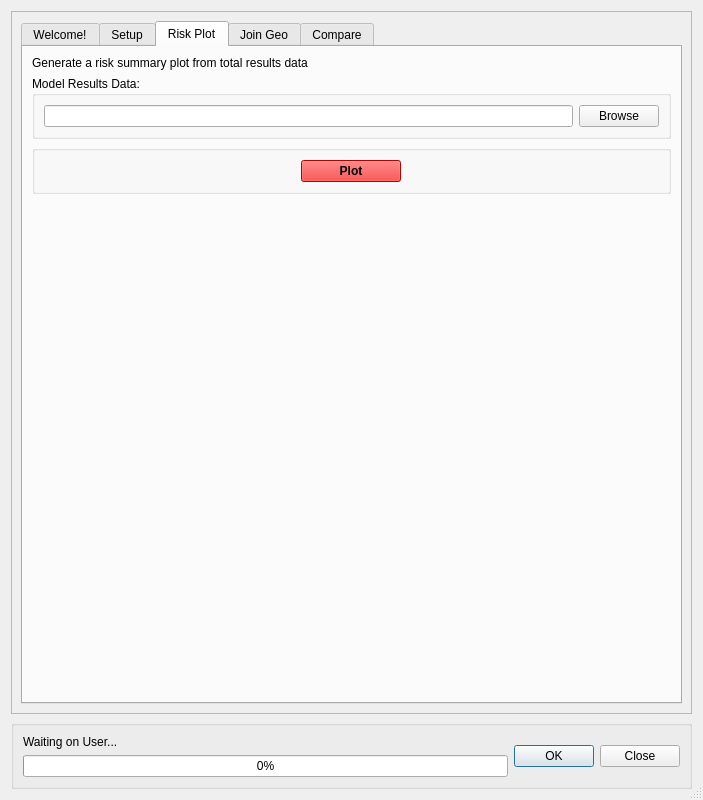
This is canflood/results/results.ui in NRCan/CanFlood as Qt 5 draws it before an edit. The edited form follows.
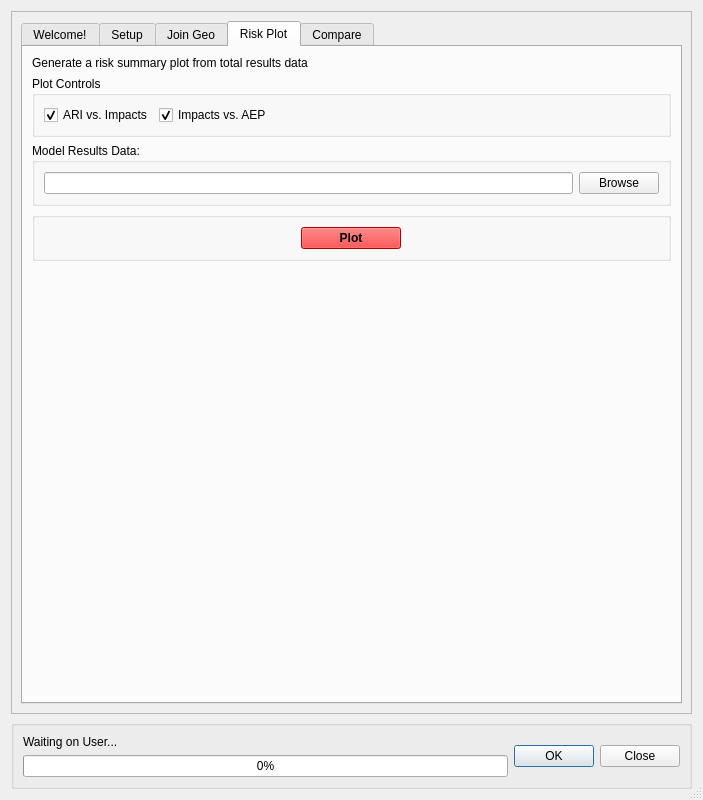
This is the edited form. The open tabs and pages were chosen to show the change. Icons and pictures are not drawn. Custom widgets are drawn as their Qt base class.

Commit message: results > risk Plot fix

```diff
--- a/canflood/results/results.ui
+++ b/canflood/results/results.ui
@@ -220,499 +220,6 @@
            </item>
           </layout>
          </widget>
-         <widget class="QWidget" name="tab_riskPlot">
-          <attribute name="title">
-           <string>Risk Plot</string>
-          </attribute>
-          <layout class="QVBoxLayout" name="verticalLayout_4">
-           <item>
-            <widget class="QLabel" name="label_4">
-             <property name="text">
-              <string>Generate a risk summary plot from total results data</string>
-             </property>
-            </widget>
-           </item>
-           <item>
-            <widget class="QGroupBox" name="verticalGroupBox_7">
-             <property name="title">
-              <string>Model Results Data:</string>
-             </property>
-             <layout class="QVBoxLayout" name="verticalLayout_2">
-              <item>
-               <layout class="QHBoxLayout" name="_8">
-                <item>
-                 <widget class="QLineEdit" name="lineEdit_RP_fp"/>
-                </item>
-                <item>
-                 <widget class="QPushButton" name="pushButton_RP_fp">
-                  <property name="text">
-                   <string>Browse</string>
-                  </property>
-                 </widget>
-                </item>
-               </layout>
-              </item>
-             </layout>
-            </widget>
-           </item>
-           <item>
-            <widget class="QGroupBox" name="groupBox_7">
-             <property name="title">
-              <string/>
-             </property>
-             <layout class="QGridLayout" name="gridLayout_7">
-              <item row="0" column="0">
-               <widget class="QPushButton" name="pushButton_RP_plot">
-                <property name="maximumSize">
-                 <size>
-                  <width>100</width>
-                  <height>16777215</height>
-                 </size>
-                </property>
-                <property name="palette">
-                 <palette>
-                  <active>
-                   <colorrole role="WindowText">
-                    <brush brushstyle="SolidPattern">
-                     <color alpha="255">
-                      <red>0</red>
-                      <green>0</green>
-                      <blue>0</blue>
-                     </color>
-                    </brush>
-                   </colorrole>
-                   <colorrole role="Button">
-                    <brush brushstyle="SolidPattern">
-                     <color alpha="255">
-                      <red>255</red>
-                      <green>0</green>
-                      <blue>0</blue>
-                     </color>
-                    </brush>
-                   </colorrole>
-                   <colorrole role="Light">
-                    <brush brushstyle="SolidPattern">
-                     <color alpha="255">
-                      <red>255</red>
-                      <green>127</green>
-                      <blue>127</blue>
-                     </color>
-                    </brush>
-                   </colorrole>
-                   <colorrole role="Midlight">
-                    <brush brushstyle="SolidPattern">
-                     <color alpha="255">
-                      <red>255</red>
-                      <green>63</green>
-                      <blue>63</blue>
-                     </color>
-                    </brush>
-                   </colorrole>
-                   <colorrole role="Dark">
-                    <brush brushstyle="SolidPattern">
-                     <color alpha="255">
-                      <red>127</red>
-                      <green>0</green>
-                      <blue>0</blue>
-                     </color>
-                    </brush>
-                   </colorrole>
-                   <colorrole role="Mid">
-                    <brush brushstyle="SolidPattern">
-                     <color alpha="255">
-                      <red>170</red>
-                      <green>0</green>
-                      <blue>0</blue>
-                     </color>
-                    </brush>
-                   </colorrole>
-                   <colorrole role="Text">
-                    <brush brushstyle="SolidPattern">
-                     <color alpha="255">
-                      <red>0</red>
-                      <green>0</green>
-                      <blue>0</blue>
-                     </color>
-                    </brush>
-                   </colorrole>
-                   <colorrole role="BrightText">
-                    <brush brushstyle="SolidPattern">
-                     <color alpha="255">
-                      <red>255</red>
-                      <green>255</green>
-                      <blue>255</blue>
-                     </color>
-                    </brush>
-                   </colorrole>
-                   <colorrole role="ButtonText">
-                    <brush brushstyle="SolidPattern">
-                     <color alpha="255">
-                      <red>0</red>
-                      <green>0</green>
-                      <blue>0</blue>
-                     </color>
-                    </brush>
-                   </colorrole>
-                   <colorrole role="Base">
-                    <brush brushstyle="SolidPattern">
-                     <color alpha="255">
-                      <red>255</red>
-                      <green>255</green>
-                      <blue>255</blue>
-                     </color>
-                    </brush>
-                   </colorrole>
-                   <colorrole role="Window">
-                    <brush brushstyle="SolidPattern">
-                     <color alpha="255">
-                      <red>255</red>
-                      <green>0</green>
-                      <blue>0</blue>
-                     </color>
-                    </brush>
-                   </colorrole>
-                   <colorrole role="Shadow">
-                    <brush brushstyle="SolidPattern">
-                     <color alpha="255">
-                      <red>0</red>
-                      <green>0</green>
-                      <blue>0</blue>
-                     </color>
-                    </brush>
-                   </colorrole>
-                   <colorrole role="AlternateBase">
-                    <brush brushstyle="SolidPattern">
-                     <color alpha="255">
-                      <red>255</red>
-                      <green>127</green>
-                      <blue>127</blue>
-                     </color>
-                    </brush>
-                   </colorrole>
-                   <colorrole role="ToolTipBase">
-                    <brush brushstyle="SolidPattern">
-                     <color alpha="255">
-                      <red>255</red>
-                      <green>255</green>
-                      <blue>220</blue>
-                     </color>
-                    </brush>
-                   </colorrole>
-                   <colorrole role="ToolTipText">
-                    <brush brushstyle="SolidPattern">
-                     <color alpha="255">
-                      <red>0</red>
-                      <green>0</green>
-                      <blue>0</blue>
-                     </color>
-                    </brush>
-                   </colorrole>
-                  </active>
-                  <inactive>
-                   <colorrole role="WindowText">
-                    <brush brushstyle="SolidPattern">
-                     <color alpha="255">
-                      <red>0</red>
-                      <green>0</green>
-                      <blue>0</blue>
-                     </color>
-                    </brush>
-                   </colorrole>
-                   <colorrole role="Button">
-                    <brush brushstyle="SolidPattern">
-                     <color alpha="255">
-                      <red>255</red>
-                      <green>0</green>
-                      <blue>0</blue>
-                     </color>
-                    </brush>
-                   </colorrole>
-                   <colorrole role="Light">
-                    <brush brushstyle="SolidPattern">
-                     <color alpha="255">
-                      <red>255</red>
-                      <green>127</green>
-                      <blue>127</blue>
-                     </color>
-                    </brush>
-                   </colorrole>
-                   <colorrole role="Midlight">
-                    <brush brushstyle="SolidPattern">
-                     <color alpha="255">
-                      <red>255</red>
-                      <green>63</green>
-                      <blue>63</blue>
-                     </color>
-                    </brush>
-                   </colorrole>
-                   <colorrole role="Dark">
-                    <brush brushstyle="SolidPattern">
-                     <color alpha="255">
-                      <red>127</red>
-                      <green>0</green>
-                      <blue>0</blue>
-                     </color>
-                    </brush>
-                   </colorrole>
-                   <colorrole role="Mid">
-                    <brush brushstyle="SolidPattern">
-                     <color alpha="255">
-                      <red>170</red>
-                      <green>0</green>
-                      <blue>0</blue>
-                     </color>
-                    </brush>
-                   </colorrole>
-                   <colorrole role="Text">
-                    <brush brushstyle="SolidPattern">
-                     <color alpha="255">
-                      <red>0</red>
-                      <green>0</green>
-                      <blue>0</blue>
-                     </color>
-                    </brush>
-                   </colorrole>
-                   <colorrole role="BrightText">
-                    <brush brushstyle="SolidPattern">
-                     <color alpha="255">
-                      <red>255</red>
-                      <green>255</green>
-                      <blue>255</blue>
-                     </color>
-                    </brush>
-                   </colorrole>
-                   <colorrole role="ButtonText">
-                    <brush brushstyle="SolidPattern">
-                     <color alpha="255">
-                      <red>0</red>
-                      <green>0</green>
-                      <blue>0</blue>
-                     </color>
-                    </brush>
-                   </colorrole>
-                   <colorrole role="Base">
-                    <brush brushstyle="SolidPattern">
-                     <color alpha="255">
-                      <red>255</red>
-                      <green>255</green>
-                      <blue>255</blue>
-                     </color>
-                    </brush>
-                   </colorrole>
-                   <colorrole role="Window">
-                    <brush brushstyle="SolidPattern">
-                     <color alpha="255">
-                      <red>255</red>
-                      <green>0</green>
-                      <blue>0</blue>
-                     </color>
-                    </brush>
-                   </colorrole>
-                   <colorrole role="Shadow">
-                    <brush brushstyle="SolidPattern">
-                     <color alpha="255">
-                      <red>0</red>
-                      <green>0</green>
-                      <blue>0</blue>
-                     </color>
-                    </brush>
-                   </colorrole>
-                   <colorrole role="AlternateBase">
-                    <brush brushstyle="SolidPattern">
-                     <color alpha="255">
-                      <red>255</red>
-                      <green>127</green>
-                      <blue>127</blue>
-                     </color>
-                    </brush>
-                   </colorrole>
-                   <colorrole role="ToolTipBase">
-                    <brush brushstyle="SolidPattern">
-                     <color alpha="255">
-                      <red>255</red>
-                      <green>255</green>
-                      <blue>220</blue>
-                     </color>
-                    </brush>
-                   </colorrole>
-                   <colorrole role="ToolTipText">
-                    <brush brushstyle="SolidPattern">
-                     <color alpha="255">
-                      <red>0</red>
-                      <green>0</green>
-                      <blue>0</blue>
-                     </color>
-                    </brush>
-                   </colorrole>
-                  </inactive>
-                  <disabled>
-                   <colorrole role="WindowText">
-                    <brush brushstyle="SolidPattern">
-                     <color alpha="255">
-                      <red>127</red>
-                      <green>0</green>
-                      <blue>0</blue>
-                     </color>
-                    </brush>
-                   </colorrole>
-                   <colorrole role="Button">
-                    <brush brushstyle="SolidPattern">
-                     <color alpha="255">
-                      <red>255</red>
-                      <green>0</green>
-                      <blue>0</blue>
-                     </color>
-                    </brush>
-                   </colorrole>
-                   <colorrole role="Light">
-                    <brush brushstyle="SolidPattern">
-                     <color alpha="255">
-                      <red>255</red>
-                      <green>127</green>
-                      <blue>127</blue>
-                     </color>
-                    </brush>
-                   </colorrole>
-                   <colorrole role="Midlight">
-                    <brush brushstyle="SolidPattern">
-                     <color alpha="255">
-                      <red>255</red>
-                      <green>63</green>
-                      <blue>63</blue>
-                     </color>
-                    </brush>
-                   </colorrole>
-                   <colorrole role="Dark">
-                    <brush brushstyle="SolidPattern">
-                     <color alpha="255">
-                      <red>127</red>
-                      <green>0</green>
-                      <blue>0</blue>
-                     </color>
-                    </brush>
-                   </colorrole>
-                   <colorrole role="Mid">
-                    <brush brushstyle="SolidPattern">
-                     <color alpha="255">
-                      <red>170</red>
-                      <green>0</green>
-                      <blue>0</blue>
-                     </color>
-                    </brush>
-                   </colorrole>
-                   <colorrole role="Text">
-                    <brush brushstyle="SolidPattern">
-                     <color alpha="255">
-                      <red>127</red>
-                      <green>0</green>
-                      <blue>0</blue>
-                     </color>
-                    </brush>
-                   </colorrole>
-                   <colorrole role="BrightText">
-                    <brush brushstyle="SolidPattern">
-                     <color alpha="255">
-                      <red>255</red>
-                      <green>255</green>
-                      <blue>255</blue>
-                     </color>
-                    </brush>
-                   </colorrole>
-                   <colorrole role="ButtonText">
-                    <brush brushstyle="SolidPattern">
-                     <color alpha="255">
-                      <red>127</red>
-                      <green>0</green>
-                      <blue>0</blue>
-                     </color>
-                    </brush>
-                   </colorrole>
-                   <colorrole role="Base">
-                    <brush brushstyle="SolidPattern">
-                     <color alpha="255">
-                      <red>255</red>
-                      <green>0</green>
-                      <blue>0</blue>
-                     </color>
-                    </brush>
-                   </colorrole>
-                   <colorrole role="Window">
-                    <brush brushstyle="SolidPattern">
-                     <color alpha="255">
-                      <red>255</red>
-                      <green>0</green>
-                      <blue>0</blue>
-                     </color>
-                    </brush>
-                   </colorrole>
-                   <colorrole role="Shadow">
-                    <brush brushstyle="SolidPattern">
-                     <color alpha="255">
-                      <red>0</red>
-                      <green>0</green>
-                      <blue>0</blue>
-                     </color>
-                    </brush>
-                   </colorrole>
-                   <colorrole role="AlternateBase">
-                    <brush brushstyle="SolidPattern">
-                     <color alpha="255">
-                      <red>255</red>
-                      <green>0</green>
-                      <blue>0</blue>
-                     </color>
-                    </brush>
-                   </colorrole>
-                   <colorrole role="ToolTipBase">
-                    <brush brushstyle="SolidPattern">
-                     <color alpha="255">
-                      <red>255</red>
-                      <green>255</green>
-                      <blue>220</blue>
-                     </color>
-                    </brush>
-                   </colorrole>
-                   <colorrole role="ToolTipText">
-                    <brush brushstyle="SolidPattern">
-                     <color alpha="255">
-                      <red>0</red>
-                      <green>0</green>
-                      <blue>0</blue>
-                     </color>
-                    </brush>
-                   </colorrole>
-                  </disabled>
-                 </palette>
-                </property>
-                <property name="font">
-                 <font>
-                  <weight>75</weight>
-                  <bold>true</bold>
-                 </font>
-                </property>
-                <property name="text">
-                 <string>Plot</string>
-                </property>
-               </widget>
-              </item>
-             </layout>
-            </widget>
-           </item>
-           <item>
-            <spacer name="verticalSpacer_3">
-             <property name="orientation">
-              <enum>Qt::Vertical</enum>
-             </property>
-             <property name="sizeHint" stdset="0">
-              <size>
-               <width>20</width>
-               <height>40</height>
-              </size>
-             </property>
-            </spacer>
-           </item>
-          </layout>
-         </widget>
          <widget class="QWidget" name="tab_JoinGeo">
           <attribute name="title">
            <string>Join Geo</string>
@@ -1329,6 +836,545 @@
            </item>
           </layout>
          </widget>
+         <widget class="QWidget" name="tab_riskPlot">
+          <attribute name="title">
+           <string>Risk Plot</string>
+          </attribute>
+          <layout class="QVBoxLayout" name="verticalLayout_4">
+           <item>
+            <widget class="QLabel" name="label_4">
+             <property name="text">
+              <string>Generate a risk summary plot from total results data</string>
+             </property>
+            </widget>
+           </item>
+           <item>
+            <widget class="QGroupBox" name="groupBox_5">
+             <property name="title">
+              <string>Plot Controls</string>
+             </property>
+             <layout class="QVBoxLayout" name="verticalLayout_13">
+              <item>
+               <layout class="QHBoxLayout" name="horizontalLayout_8">
+                <item>
+                 <widget class="QCheckBox" name="checkBox_RP_ari">
+                  <property name="text">
+                   <string>ARI vs. Impacts</string>
+                  </property>
+                  <property name="checked">
+                   <bool>true</bool>
+                  </property>
+                 </widget>
+                </item>
+                <item>
+                 <widget class="QCheckBox" name="checkBox_RP_aep">
+                  <property name="text">
+                   <string>Impacts vs. AEP</string>
+                  </property>
+                  <property name="checked">
+                   <bool>true</bool>
+                  </property>
+                 </widget>
+                </item>
+                <item>
+                 <spacer name="horizontalSpacer_4">
+                  <property name="orientation">
+                   <enum>Qt::Horizontal</enum>
+                  </property>
+                  <property name="sizeHint" stdset="0">
+                   <size>
+                    <width>40</width>
+                    <height>20</height>
+                   </size>
+                  </property>
+                 </spacer>
+                </item>
+               </layout>
+              </item>
+             </layout>
+            </widget>
+           </item>
+           <item>
+            <widget class="QGroupBox" name="verticalGroupBox_7">
+             <property name="title">
+              <string>Model Results Data:</string>
+             </property>
+             <layout class="QVBoxLayout" name="verticalLayout_2">
+              <item>
+               <layout class="QHBoxLayout" name="_8">
+                <item>
+                 <widget class="QLineEdit" name="lineEdit_RP_fp"/>
+                </item>
+                <item>
+                 <widget class="QPushButton" name="pushButton_RP_fp">
+                  <property name="text">
+                   <string>Browse</string>
+                  </property>
+                 </widget>
+                </item>
+               </layout>
+              </item>
+             </layout>
+            </widget>
+           </item>
+           <item>
+            <widget class="QGroupBox" name="groupBox_7">
+             <property name="title">
+              <string/>
+             </property>
+             <layout class="QGridLayout" name="gridLayout_7">
+              <item row="0" column="0">
+               <widget class="QPushButton" name="pushButton_RP_plot">
+                <property name="maximumSize">
+                 <size>
+                  <width>100</width>
+                  <height>16777215</height>
+                 </size>
+                </property>
+                <property name="palette">
+                 <palette>
+                  <active>
+                   <colorrole role="WindowText">
+                    <brush brushstyle="SolidPattern">
+                     <color alpha="255">
+                      <red>0</red>
+                      <green>0</green>
+                      <blue>0</blue>
+                     </color>
+                    </brush>
+                   </colorrole>
+                   <colorrole role="Button">
+                    <brush brushstyle="SolidPattern">
+                     <color alpha="255">
+                      <red>255</red>
+                      <green>0</green>
+                      <blue>0</blue>
+                     </color>
+                    </brush>
+                   </colorrole>
+                   <colorrole role="Light">
+                    <brush brushstyle="SolidPattern">
+                     <color alpha="255">
+                      <red>255</red>
+                      <green>127</green>
+                      <blue>127</blue>
+                     </color>
+                    </brush>
+                   </colorrole>
+                   <colorrole role="Midlight">
+                    <brush brushstyle="SolidPattern">
+                     <color alpha="255">
+                      <red>255</red>
+                      <green>63</green>
+                      <blue>63</blue>
+                     </color>
+                    </brush>
+                   </colorrole>
+                   <colorrole role="Dark">
+                    <brush brushstyle="SolidPattern">
+                     <color alpha="255">
+                      <red>127</red>
+                      <green>0</green>
+                      <blue>0</blue>
+                     </color>
+                    </brush>
+                   </colorrole>
+                   <colorrole role="Mid">
+                    <brush brushstyle="SolidPattern">
+                     <color alpha="255">
+                      <red>170</red>
+                      <green>0</green>
+                      <blue>0</blue>
+                     </color>
+                    </brush>
+                   </colorrole>
+                   <colorrole role="Text">
+                    <brush brushstyle="SolidPattern">
+                     <color alpha="255">
+                      <red>0</red>
+                      <green>0</green>
+                      <blue>0</blue>
+                     </color>
+                    </brush>
+                   </colorrole>
+                   <colorrole role="BrightText">
+                    <brush brushstyle="SolidPattern">
+                     <color alpha="255">
+                      <red>255</red>
+                      <green>255</green>
+                      <blue>255</blue>
+                     </color>
+                    </brush>
+                   </colorrole>
+                   <colorrole role="ButtonText">
+                    <brush brushstyle="SolidPattern">
+                     <color alpha="255">
+                      <red>0</red>
+                      <green>0</green>
+                      <blue>0</blue>
+                     </color>
+                    </brush>
+                   </colorrole>
+                   <colorrole role="Base">
+                    <brush brushstyle="SolidPattern">
+                     <color alpha="255">
+                      <red>255</red>
+                      <green>255</green>
+                      <blue>255</blue>
+                     </color>
+                    </brush>
+                   </colorrole>
+                   <colorrole role="Window">
+                    <brush brushstyle="SolidPattern">
+                     <color alpha="255">
+                      <red>255</red>
+                      <green>0</green>
+                      <blue>0</blue>
+                     </color>
+                    </brush>
+                   </colorrole>
+                   <colorrole role="Shadow">
+                    <brush brushstyle="SolidPattern">
+                     <color alpha="255">
+                      <red>0</red>
+                      <green>0</green>
+                      <blue>0</blue>
+                     </color>
+                    </brush>
+                   </colorrole>
+                   <colorrole role="AlternateBase">
+                    <brush brushstyle="SolidPattern">
+                     <color alpha="255">
+                      <red>255</red>
+                      <green>127</green>
+                      <blue>127</blue>
+                     </color>
+                    </brush>
+                   </colorrole>
+                   <colorrole role="ToolTipBase">
+                    <brush brushstyle="SolidPattern">
+                     <color alpha="255">
+                      <red>255</red>
+                      <green>255</green>
+                      <blue>220</blue>
+                     </color>
+                    </brush>
+                   </colorrole>
+                   <colorrole role="ToolTipText">
+                    <brush brushstyle="SolidPattern">
+                     <color alpha="255">
+                      <red>0</red>
+                      <green>0</green>
+                      <blue>0</blue>
+                     </color>
+                    </brush>
+                   </colorrole>
+                  </active>
+                  <inactive>
+                   <colorrole role="WindowText">
+                    <brush brushstyle="SolidPattern">
+                     <color alpha="255">
+                      <red>0</red>
+                      <green>0</green>
+                      <blue>0</blue>
+                     </color>
+                    </brush>
+                   </colorrole>
+                   <colorrole role="Button">
+                    <brush brushstyle="SolidPattern">
+                     <color alpha="255">
+                      <red>255</red>
+                      <green>0</green>
+                      <blue>0</blue>
+                     </color>
+                    </brush>
+                   </colorrole>
+                   <colorrole role="Light">
+                    <brush brushstyle="SolidPattern">
+                     <color alpha="255">
+                      <red>255</red>
+                      <green>127</green>
+                      <blue>127</blue>
+                     </color>
+                    </brush>
+                   </colorrole>
+                   <colorrole role="Midlight">
+                    <brush brushstyle="SolidPattern">
+                     <color alpha="255">
+                      <red>255</red>
+                      <green>63</green>
+                      <blue>63</blue>
+                     </color>
+                    </brush>
+                   </colorrole>
+                   <colorrole role="Dark">
+                    <brush brushstyle="SolidPattern">
+                     <color alpha="255">
+                      <red>127</red>
+                      <green>0</green>
+                      <blue>0</blue>
+                     </color>
+                    </brush>
+                   </colorrole>
+                   <colorrole role="Mid">
+                    <brush brushstyle="SolidPattern">
+                     <color alpha="255">
+                      <red>170</red>
+                      <green>0</green>
+                      <blue>0</blue>
+                     </color>
+                    </brush>
+                   </colorrole>
+                   <colorrole role="Text">
+                    <brush brushstyle="SolidPattern">
+                     <color alpha="255">
+                      <red>0</red>
+                      <green>0</green>
+                      <blue>0</blue>
+                     </color>
+                    </brush>
+                   </colorrole>
+                   <colorrole role="BrightText">
+                    <brush brushstyle="SolidPattern">
+                     <color alpha="255">
+                      <red>255</red>
+                      <green>255</green>
+                      <blue>255</blue>
+                     </color>
+                    </brush>
+                   </colorrole>
+                   <colorrole role="ButtonText">
+                    <brush brushstyle="SolidPattern">
+                     <color alpha="255">
+                      <red>0</red>
+                      <green>0</green>
+                      <blue>0</blue>
+                     </color>
+                    </brush>
+                   </colorrole>
+                   <colorrole role="Base">
+                    <brush brushstyle="SolidPattern">
+                     <color alpha="255">
+                      <red>255</red>
+                      <green>255</green>
+                      <blue>255</blue>
+                     </color>
+                    </brush>
+                   </colorrole>
+                   <colorrole role="Window">
+                    <brush brushstyle="SolidPattern">
+                     <color alpha="255">
+                      <red>255</red>
+                      <green>0</green>
+                      <blue>0</blue>
+                     </color>
+                    </brush>
+                   </colorrole>
+                   <colorrole role="Shadow">
+                    <brush brushstyle="SolidPattern">
+                     <color alpha="255">
+                      <red>0</red>
+                      <green>0</green>
+                      <blue>0</blue>
+                     </color>
+                    </brush>
+                   </colorrole>
+                   <colorrole role="AlternateBase">
+                    <brush brushstyle="SolidPattern">
+                     <color alpha="255">
+                      <red>255</red>
+                      <green>127</green>
+                      <blue>127</blue>
+                     </color>
+                    </brush>
+                   </colorrole>
+                   <colorrole role="ToolTipBase">
+                    <brush brushstyle="SolidPattern">
+                     <color alpha="255">
+                      <red>255</red>
+                      <green>255</green>
+                      <blue>220</blue>
+                     </color>
+                    </brush>
+                   </colorrole>
+                   <colorrole role="ToolTipText">
+                    <brush brushstyle="SolidPattern">
+                     <color alpha="255">
+                      <red>0</red>
+                      <green>0</green>
+                      <blue>0</blue>
+                     </color>
+                    </brush>
+                   </colorrole>
+                  </inactive>
+                  <disabled>
+                   <colorrole role="WindowText">
+                    <brush brushstyle="SolidPattern">
+                     <color alpha="255">
+                      <red>127</red>
+                      <green>0</green>
+                      <blue>0</blue>
+                     </color>
+                    </brush>
+                   </colorrole>
+                   <colorrole role="Button">
+                    <brush brushstyle="SolidPattern">
+                     <color alpha="255">
+                      <red>255</red>
+                      <green>0</green>
+                      <blue>0</blue>
+                     </color>
+                    </brush>
+                   </colorrole>
+                   <colorrole role="Light">
+                    <brush brushstyle="SolidPattern">
+                     <color alpha="255">
+                      <red>255</red>
+                      <green>127</green>
+                      <blue>127</blue>
+                     </color>
+                    </brush>
+                   </colorrole>
+                   <colorrole role="Midlight">
+                    <brush brushstyle="SolidPattern">
+                     <color alpha="255">
+                      <red>255</red>
+                      <green>63</green>
+                      <blue>63</blue>
+                     </color>
+                    </brush>
+                   </colorrole>
+                   <colorrole role="Dark">
+                    <brush brushstyle="SolidPattern">
+                     <color alpha="255">
+                      <red>127</red>
+                      <green>0</green>
+                      <blue>0</blue>
+                     </color>
+                    </brush>
+                   </colorrole>
+                   <colorrole role="Mid">
+                    <brush brushstyle="SolidPattern">
+                     <color alpha="255">
+                      <red>170</red>
+                      <green>0</green>
+                      <blue>0</blue>
+                     </color>
+                    </brush>
+                   </colorrole>
+                   <colorrole role="Text">
+                    <brush brushstyle="SolidPattern">
+                     <color alpha="255">
+                      <red>127</red>
+                      <green>0</green>
+                      <blue>0</blue>
+                     </color>
+                    </brush>
+                   </colorrole>
+                   <colorrole role="BrightText">
+                    <brush brushstyle="SolidPattern">
+                     <color alpha="255">
+                      <red>255</red>
+                      <green>255</green>
+                      <blue>255</blue>
+                     </color>
+                    </brush>
+                   </colorrole>
+                   <colorrole role="ButtonText">
+                    <brush brushstyle="SolidPattern">
+                     <color alpha="255">
+                      <red>127</red>
+                      <green>0</green>
+                      <blue>0</blue>
+                     </color>
+                    </brush>
+                   </colorrole>
+                   <colorrole role="Base">
+                    <brush brushstyle="SolidPattern">
+                     <color alpha="255">
+                      <red>255</red>
+                      <green>0</green>
+                      <blue>0</blue>
+                     </color>
+                    </brush>
+                   </colorrole>
+                   <colorrole role="Window">
+                    <brush brushstyle="SolidPattern">
+                     <color alpha="255">
+                      <red>255</red>
+                      <green>0</green>
+                      <blue>0</blue>
+                     </color>
+                    </brush>
+                   </colorrole>
+                   <colorrole role="Shadow">
+                    <brush brushstyle="SolidPattern">
+                     <color alpha="255">
+                      <red>0</red>
+                      <green>0</green>
+                      <blue>0</blue>
+                     </color>
+                    </brush>
+                   </colorrole>
+                   <colorrole role="AlternateBase">
+                    <brush brushstyle="SolidPattern">
+                     <color alpha="255">
+                      <red>255</red>
+                      <green>0</green>
+                      <blue>0</blue>
+                     </color>
+                    </brush>
+                   </colorrole>
+                   <colorrole role="ToolTipBase">
+                    <brush brushstyle="SolidPattern">
+                     <color alpha="255">
+                      <red>255</red>
+                      <green>255</green>
+                      <blue>220</blue>
+                     </color>
+                    </brush>
+                   </colorrole>
+                   <colorrole role="ToolTipText">
+                    <brush brushstyle="SolidPattern">
+                     <color alpha="255">
+                      <red>0</red>
+                      <green>0</green>
+                      <blue>0</blue>
+                     </color>
+                    </brush>
+                   </colorrole>
+                  </disabled>
+                 </palette>
+                </property>
+                <property name="font">
+                 <font>
+                  <weight>75</weight>
+                  <bold>true</bold>
+                 </font>
+                </property>
+                <property name="text">
+                 <string>Plot</string>
+                </property>
+               </widget>
+              </item>
+             </layout>
+            </widget>
+           </item>
+           <item>
+            <spacer name="verticalSpacer_3">
+             <property name="orientation">
+              <enum>Qt::Vertical</enum>
+             </property>
+             <property name="sizeHint" stdset="0">
+              <size>
+               <width>20</width>
+               <height>40</height>
+              </size>
+             </property>
+            </spacer>
+           </item>
+          </layout>
+         </widget>
          <widget class="QWidget" name="tab_Compare">
           <attribute name="title">
            <string>Compare</string>
```
Left out of the diff: 2 changed lines with no effect on the pictures. The commit also changes 1 other file.
